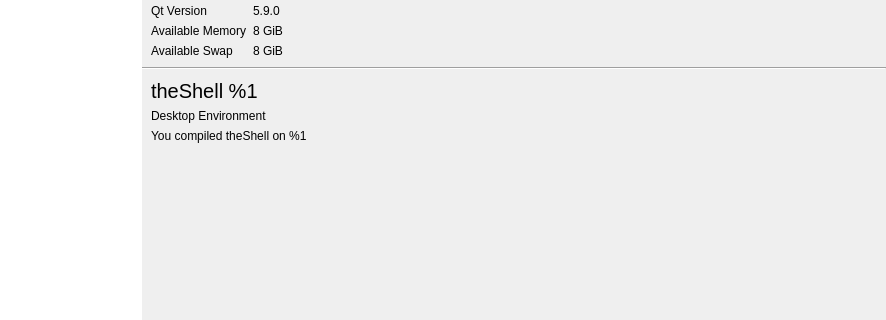
Before: the Qt Designer form shell/infopanedropdown.ui in vicr123/theshell, drawn with Qt 5; both pictures show x 315 to 1201 and y 231 to 551 of the 1201 by 835 pixel window.
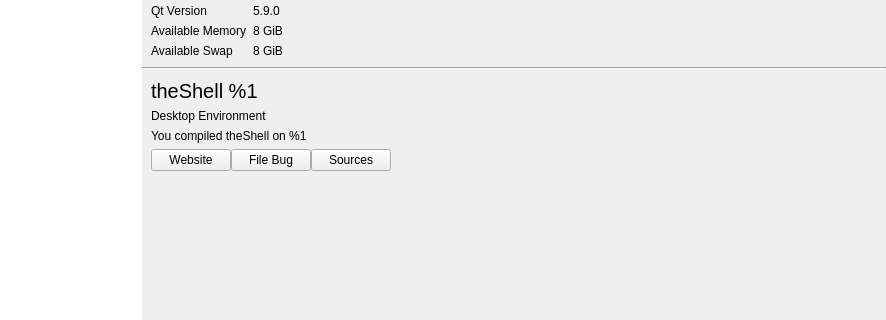
After: the same form once the commit is applied. The open tabs and pages were chosen to show the change. Icons and pictures are not drawn. Custom widgets are drawn as their Qt base class.

The edit to the form file:
```diff
--- a/shell/infopanedropdown.ui
+++ b/shell/infopanedropdown.ui
@@ -6753,6 +6753,56 @@
                   </property>
                  </widget>
                 </item>
+                <item>
+                 <layout class="QHBoxLayout" name="horizontalLayout_25">
+                  <property name="spacing">
+                   <number>0</number>
+                  </property>
+                  <item>
+                   <widget class="QPushButton" name="websiteButton">
+                    <property name="text">
+                     <string>Website</string>
+                    </property>
+                    <property name="icon">
+                     <iconset theme="text-html"/>
+                    </property>
+                   </widget>
+                  </item>
+                  <item>
+                   <widget class="QPushButton" name="bugButton">
+                    <property name="text">
+                     <string>File Bug</string>
+                    </property>
+                    <property name="icon">
+                     <iconset theme="tools-report-bug"/>
+                    </property>
+                   </widget>
+                  </item>
+                  <item>
+                   <widget class="QPushButton" name="sourcesButton">
+                    <property name="text">
+                     <string>Sources</string>
+                    </property>
+                    <property name="icon">
+                     <iconset theme="commit"/>
+                    </property>
+                   </widget>
+                  </item>
+                  <item>
+                   <spacer name="horizontalSpacer_41">
+                    <property name="orientation">
+                     <enum>Qt::Horizontal</enum>
+                    </property>
+                    <property name="sizeHint" stdset="0">
+                     <size>
+                      <width>40</width>
+                      <height>20</height>
+                     </size>
+                    </property>
+                   </spacer>
+                  </item>
+                 </layout>
+                </item>
                </layout>
               </item>
               <item>
```
Left out of the diff: 26 changed lines with no effect on the pictures.
